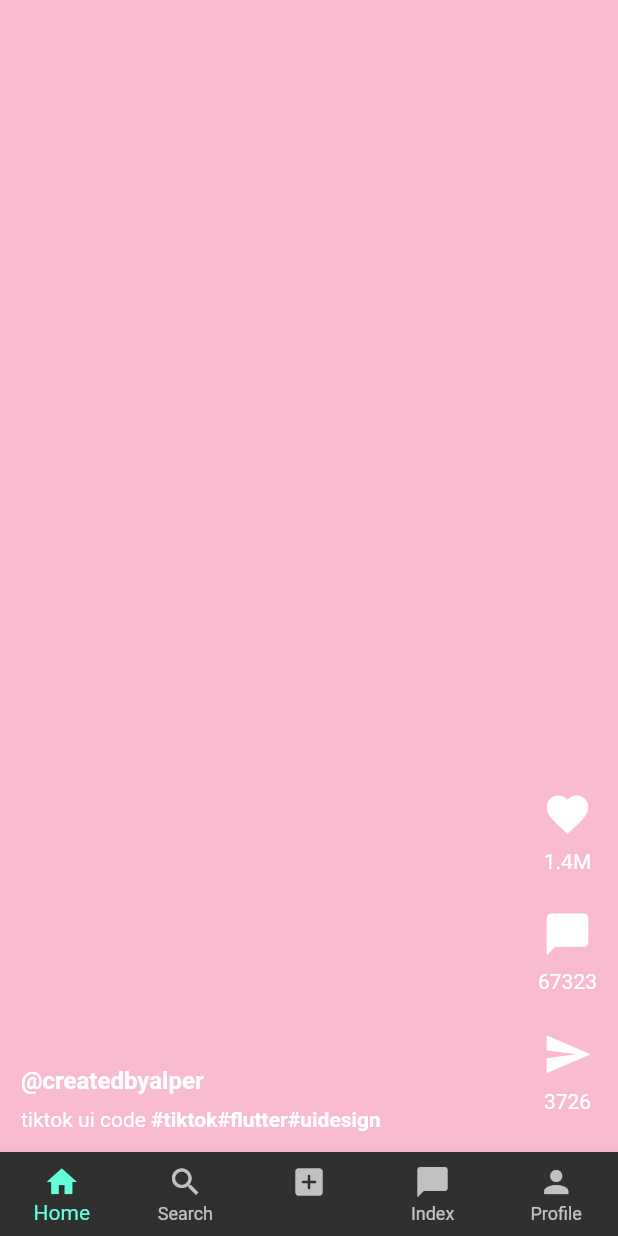
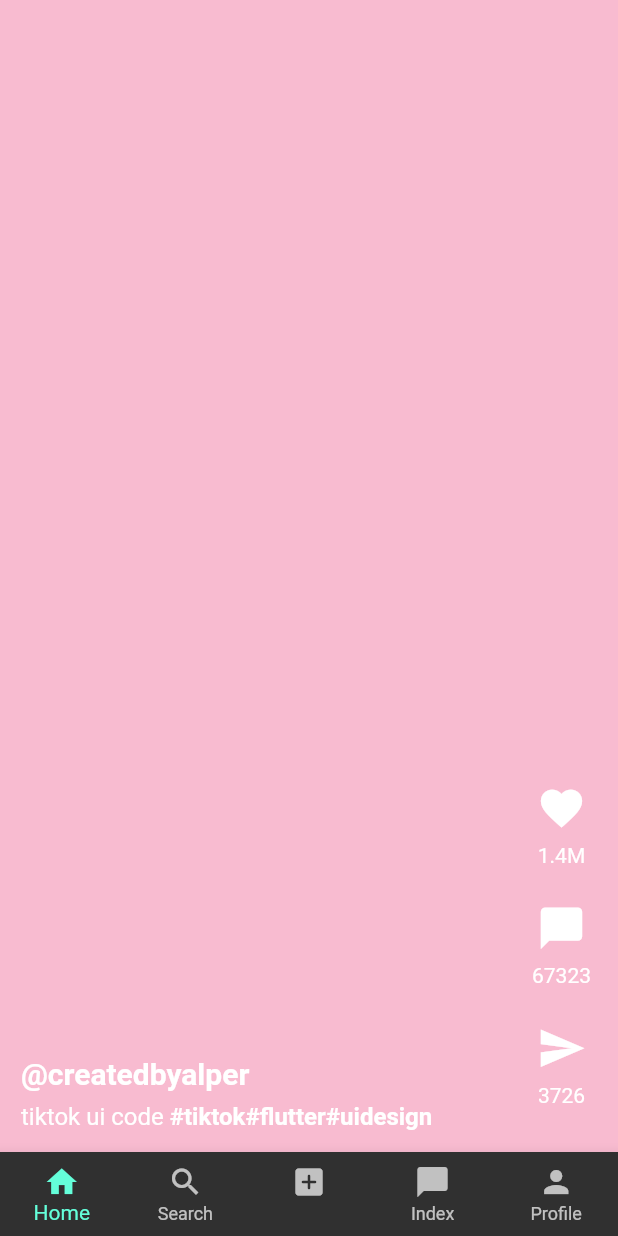
Before and after one commit to alpersln/Flutter-Tiktok-UI-Clone, a Flutter app: the screen it shows after launch, on a phone screen of 412 x 824 dp. Run offline on Flutter 3.47's test engine with Material 2 defaults, Android fonts, the phone set to English and light mode, and no system bars.

Commit message:
home page,profile page ui done

```diff
--- a/lib/utilities/post_template.dart
+++ b/lib/utilities/post_template.dart
@@ -38,7 +38,7 @@ class PostTemplate extends StatelessWidget {
                 children: [
                   Text(
                     "@" + username,
-                    style: TextStyle(fontWeight: FontWeight.bold, fontSize: 16),
+                    style: TextStyle(fontWeight: FontWeight.bold, fontSize: 20),
                   ),
                   SizedBox(
                     height: 8,
@@ -48,12 +48,14 @@ class PostTemplate extends StatelessWidget {
                       children: [
                         TextSpan(
                             text: videoDescription,
-                            style: TextStyle(color: Colors.white)),
+                            style:
+                                TextStyle(color: Colors.white, fontSize: 16)),
                         TextSpan(
                             text: videoHashtag,
                             style: TextStyle(
                                 fontWeight: FontWeight.bold,
-                                color: Colors.white))
+                                color: Colors.white,
+                                fontSize: 16))
                       ],
                     ),
                   )
@@ -62,7 +64,7 @@ class PostTemplate extends StatelessWidget {
             ),
           ),
           Padding(
-            padding: const EdgeInsets.all(14.0),
+            padding: const EdgeInsets.all(18.0),
             child: Container(
               alignment: Alignment(1, 1),
               child: Column(
```
